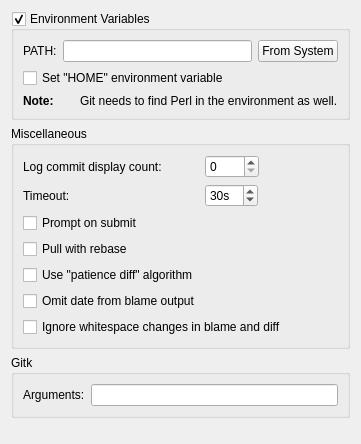
Qt form src/plugins/git/settingspage.ui (qt-creator/qt-creator) before a commit.
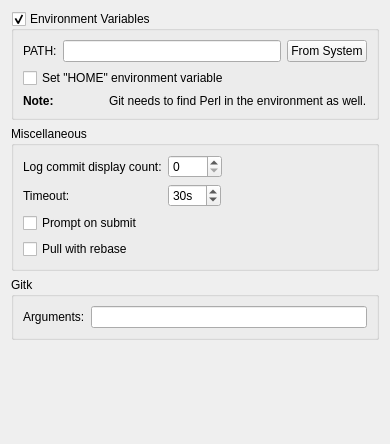
The same form after that commit.

Commit message: Git: Add options to diff editor

```diff
--- a/src/plugins/git/settingspage.ui
+++ b/src/plugins/git/settingspage.ui
@@ -6,7 +6,7 @@
    <rect>
     <x>0</x>
     <y>0</y>
-    <width>361</width>
+    <width>390</width>
     <height>444</height>
    </rect>
   </property>
@@ -128,27 +128,6 @@
         </property>
        </widget>
       </item>
-      <item row="5" column="0" colspan="2">
-       <widget class="QCheckBox" name="omitAnnotationDataCheckBox">
-        <property name="text">
-         <string>Omit date from blame output</string>
-        </property>
-       </widget>
-      </item>
-      <item row="6" column="0" colspan="2">
-       <widget class="QCheckBox" name="spaceIgnorantBlameCheckBox">
-        <property name="text">
-         <string>Ignore whitespace changes in blame and diff</string>
-        </property>
-       </widget>
-      </item>
-      <item row="4" column="0">
-       <widget class="QCheckBox" name="diffPatienceCheckBox">
-        <property name="text">
-         <string>Use &quot;patience diff&quot; algorithm</string>
-        </property>
-       </widget>
-      </item>
       <item row="3" column="0" colspan="2">
        <widget class="QCheckBox" name="pullRebaseCheckBox">
         <property name="text">
```
The commit also changes 12 other files.
